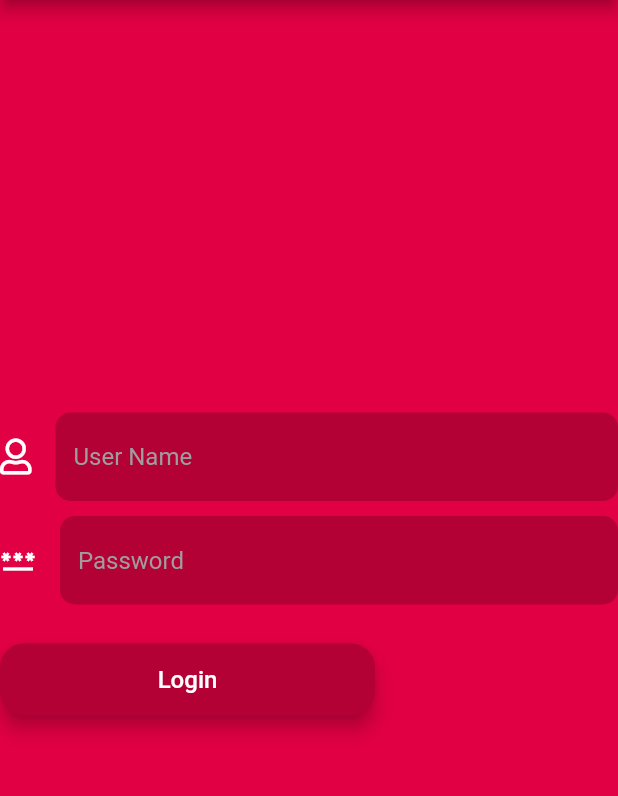
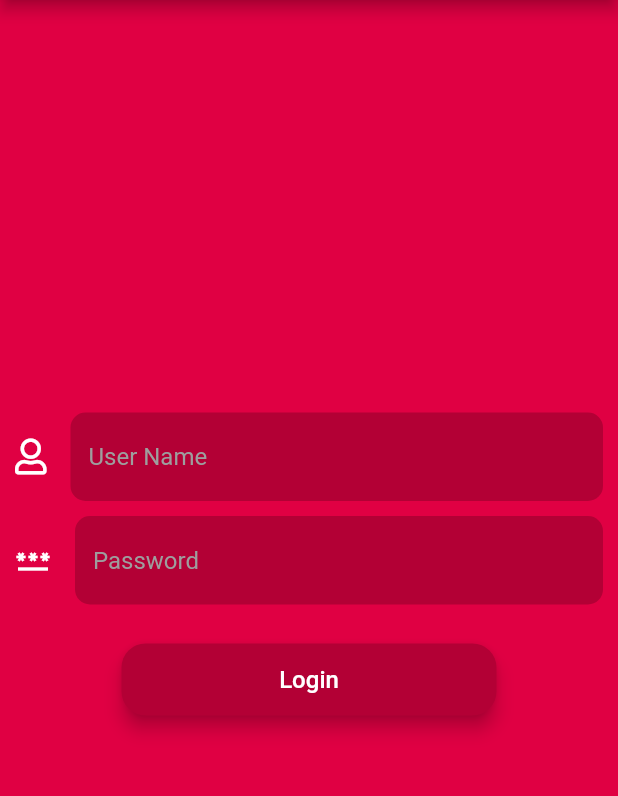
Before and after one commit to Team-De-bug/med_bay_patients, a Flutter app: the screen it shows after launch, in the side drawer, after a tap on "Settings", on a phone screen of 412 x 824 dp, the part 84-880 px from its top. Run offline on Flutter 3.47's test engine with Material 2 defaults, Android fonts, the light colour scheme and no system bars; our stand-ins replace flutter_spinkit, font_awesome_flutter, geolocator.

Commit message:
added setttings screen

```diff
--- a/lib/constants.dart
+++ b/lib/constants.dart
@@ -34,4 +34,5 @@ const kTextInputStyle = InputDecoration(
     ),
     borderSide: BorderSide.none,
   ),
+
 );
--- a/lib/main.dart
+++ b/lib/main.dart
@@ -3,6 +3,7 @@ import 'package:med_bay_patients/screens/about_screen.dart';
 import 'package:med_bay_patients/screens/admin_login_screen.dart';
 import 'package:med_bay_patients/screens/loading_screen.dart';
 import 'package:med_bay_patients/screens/main_screen.dart';
+import 'package:med_bay_patients/screens/settings_screen.dart';
 
 void main() {
   runApp(MyApp());
@@ -20,6 +21,7 @@ class MyApp extends StatelessWidget {
         AboutScreen.id: (context) => AboutScreen(),
         LoadingScreen.id: (context) => LoadingScreen(),
         AdminLoginScreen.id: (context) => AdminLoginScreen(),
+        SettingsScreen.id: (context) => SettingsScreen()
       },
     );
   }
--- a/lib/screens/admin_login_screen.dart
+++ b/lib/screens/admin_login_screen.dart
@@ -2,6 +2,7 @@ import 'package:flutter/material.dart';
 import 'package:font_awesome_flutter/font_awesome_flutter.dart';
 import 'package:med_bay_patients/components/rounded_button.dart';
 import 'package:med_bay_patients/constants.dart';
+import 'package:med_bay_patients/screens/settings_screen.dart';
 
 class AdminLoginScreen extends StatefulWidget {
   static const String id = 'admin_login_screen';
@@ -14,6 +15,7 @@ class _AdminLoginScreenState extends State<AdminLoginScreen> {
   String admin = 'Admin';
   String adminPass = 'Admin!23';
   String userName = '';
+  String userPass = '';
   bool isAdmin = false;
   bool isAdminPass = false;
 
@@ -35,9 +37,10 @@ class _AdminLoginScreenState extends State<AdminLoginScreen> {
       ),
       backgroundColor: Color(0xffe00043),
       body: SafeArea(
+        child: Padding(
+          padding: EdgeInsets.only(left: 10.0, right: 10.0),
           child: Column(
             mainAxisAlignment: MainAxisAlignment.center,
-          crossAxisAlignment: CrossAxisAlignment.start,
             children: <Widget>[
               TextField(
                 keyboardType: TextInputType.name,
@@ -51,6 +54,9 @@ class _AdminLoginScreenState extends State<AdminLoginScreen> {
                     color: Colors.white,
                   ),
                 ),
+                style: TextStyle(
+                  color: Colors.white,
+                ),
               ),
               SizedBox(
                 height: 10,
@@ -58,7 +64,7 @@ class _AdminLoginScreenState extends State<AdminLoginScreen> {
               TextField(
                 obscureText: true,
                 onChanged: (value) {
-                userName = value;
+                  userPass = value;
                 },
                 decoration: kTextInputStyle.copyWith(
                   hintText: 'Password',
@@ -67,6 +73,9 @@ class _AdminLoginScreenState extends State<AdminLoginScreen> {
                     color: Colors.white,
                   ),
                 ),
+                style: TextStyle(
+                  color: Colors.white,
+                ),
               ),
               SizedBox(
                 height: 10,
@@ -74,9 +83,14 @@ class _AdminLoginScreenState extends State<AdminLoginScreen> {
               RoundedButton(
                 title: 'Login',
                 color: kDRed,
-              onPressed: () {},
+                onPressed: () {
+                  if (userName == admin && userPass == adminPass) {
+                    Navigator.pushNamed(context, SettingsScreen.id);
+                  }
+                },
               ),
             ],
+          ),
         ),
       ),
     );
--- a/pubspec.yaml
+++ b/pubspec.yaml
@@ -34,6 +34,7 @@ dependencies:
   http: ^0.13.3
   flutter_spinkit: ^5.1.0
   shared_preferences: ^2.0.8
+  fluttertoast: ^8.0.8
 
 dev_dependencies:
   flutter_test:
```
Also changed, not shown: lib/screens/settings_screen.dart (added, +21 -0 lines), pubspec.lock. Lines whose indentation alone changed are shown as unchanged.
